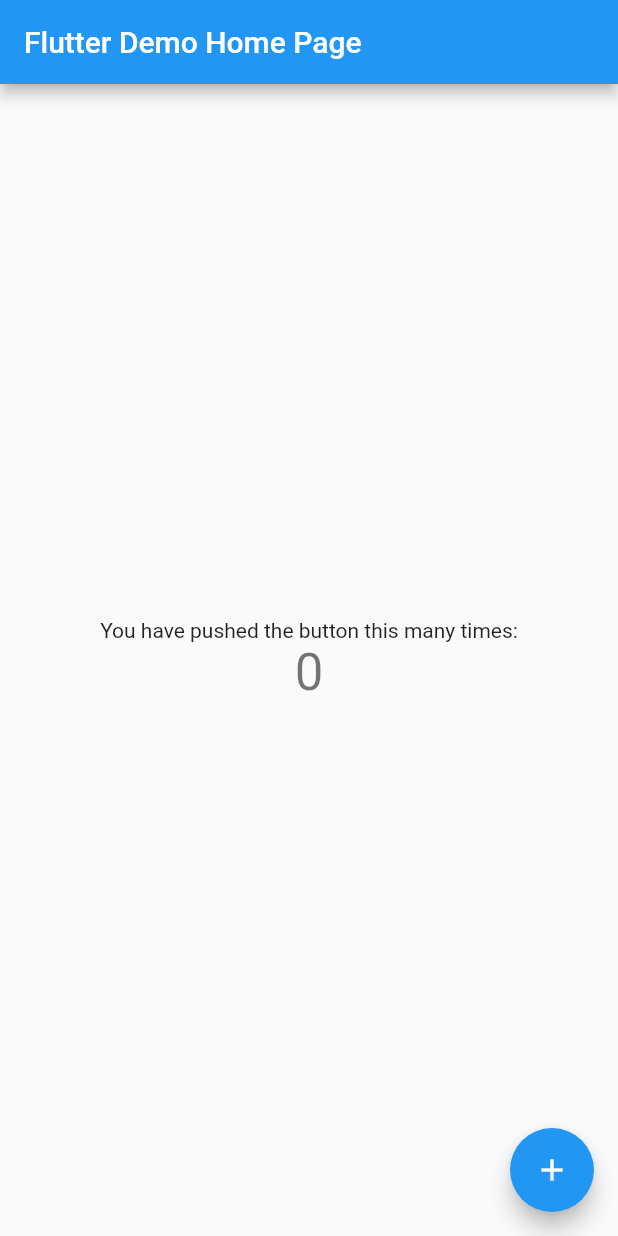
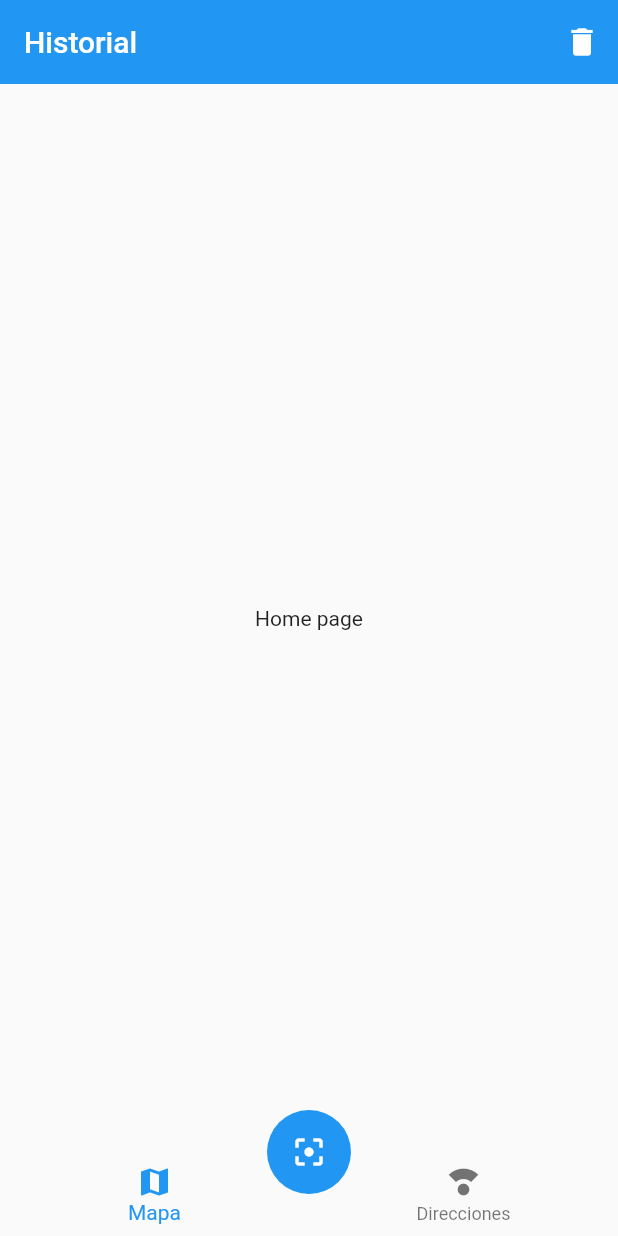
Before and after one commit to MiguelHL/Flutter, a Flutter app: the screen it shows after launch, on a phone screen of 412 x 824 dp. Run offline on Flutter 3.47's test engine with Material 2 defaults, Android fonts, the phone set to English and light mode, and no system bars.

Commit message:
add design of PageHome

```diff
--- a/lib/main.dart
+++ b/lib/main.dart
@@ -1,115 +1,21 @@
 import 'package:flutter/material.dart';
+import 'package:qr_reader/pages/home_page.dart';
+import 'package:qr_reader/pages/mapa_page.dart';
 
-void main() {
-  runApp(const MyApp());
-}
+void main() => runApp(MyApp());
 
 class MyApp extends StatelessWidget {
-  const MyApp({Key? key}) : super(key: key);
 
-  // This widget is the root of your application.
   @override
   Widget build(BuildContext context) {
-    return MaterialApp(
-      title: 'Flutter Demo',
-      theme: ThemeData(
-        // This is the theme of your application.
-        //
-        // Try running your application with "flutter run". You'll see the
-        // application has a blue toolbar. Then, without quitting the app, try
-        // changing the primarySwatch below to Colors.green and then invoke
-        // "hot reload" (press "r" in the console where you ran "flutter run",
-        // or simply save your changes to "hot reload" in a Flutter IDE).
-        // Notice that the counter didn't reset back to zero; the application
-        // is not restarted.
-        primarySwatch: Colors.blue,
-      ),
-      home: const MyHomePage(title: 'Flutter Demo Home Page'),
+    return  MaterialApp(
+      debugShowCheckedModeBanner: false,
+      title: 'QR READER',
+      initialRoute: 'home',
+      routes: {
+        'home': ( _)=> const HomePage(),
+        'mapa':(_)=> const MapaPage()
+      },
     );
   }
 }
-
-class MyHomePage extends StatefulWidget {
-  const MyHomePage({Key? key, required this.title}) : super(key: key);
-
-  // This widget is the home page of your application. It is stateful, meaning
-  // that it has a State object (defined below) that contains fields that affect
-  // how it looks.
-
-  // This class is the configuration for the state. It holds the values (in this
-  // case the title) provided by the parent (in this case the App widget) and
-  // used by the build method of the State. Fields in a Widget subclass are
-  // always marked "final".
-
-  final String title;
-
-  @override
-  State<MyHomePage> createState() => _MyHomePageState();
-}
-
-class _MyHomePageState extends State<MyHomePage> {
-  int _counter = 0;
-
-  void _incrementCounter() {
-    setState(() {
-      // This call to setState tells the Flutter framework that something has
-      // changed in this State, which causes it to rerun the build method below
-      // so that the display can reflect the updated values. If we changed
-      // _counter without calling setState(), then the build method would not be
-      // called again, and so nothing would appear to happen.
-      _counter++;
-    });
-  }
-
-  @override
-  Widget build(BuildContext context) {
-    // This method is rerun every time setState is called, for instance as done
-    // by the _incrementCounter method above.
-    //
-    // The Flutter framework has been optimized to make rerunning build methods
-    // fast, so that you can just rebuild anything that needs updating rather
-    // than having to individually change instances of widgets.
-    return Scaffold(
-      appBar: AppBar(
-        // Here we take the value from the MyHomePage object that was created by
-        // the App.build method, and use it to set our appbar title.
-        title: Text(widget.title),
-      ),
-      body: Center(
-        // Center is a layout widget. It takes a single child and positions it
-        // in the middle of the parent.
-        child: Column(
-          // Column is also a layout widget. It takes a list of children and
-          // arranges them vertically. By default, it sizes itself to fit its
-          // children horizontally, and tries to be as tall as its parent.
-          //
-          // Invoke "debug painting" (press "p" in the console, choose the
-          // "Toggle Debug Paint" action from the Flutter Inspector in Android
-          // Studio, or the "Toggle Debug Paint" command in Visual Studio Code)
-          // to see the wireframe for each widget.
-          //
-          // Column has various properties to control how it sizes itself and
-          // how it positions its children. Here we use mainAxisAlignment to
-          // center the children vertically; the main axis here is the vertical
-          // axis because Columns are vertical (the cross axis would be
-          // horizontal).
-          mainAxisAlignment: MainAxisAlignment.center,
-          children: <Widget>[
-            const Text(
-              'You have pushed the button this many times:',
-            ),
-            Text(
-              '$_counter',
-              style: Theme.of(context).textTheme.headline4,
-            ),
-          ],
-        ),
-      ),
-      floatingActionButton: FloatingActionButton(
-        onPressed: _incrementCounter,
-        tooltip: 'Increment',
-        child: const Icon(Icons.add),
-      ), // This trailing comma makes auto-formatting nicer for build methods.
-    );
-  }
-}
--- /dev/null
+++ b/lib/pages/home_page.dart
@@ -0,0 +1,26 @@
+import 'package:flutter/material.dart';
+import 'package:qr_reader/widgets/custom_navigator.dart';
+import 'package:qr_reader/widgets/scan_button.dart';
+
+class HomePage extends StatelessWidget {
+  const HomePage({Key? key}) : super(key: key);
+
+  @override
+  Widget build(BuildContext context) {
+    return Scaffold(
+      appBar: AppBar(
+        elevation: 0,
+        title: const Text('Historial'),
+        actions: [
+          IconButton(onPressed: (){}, icon: const Icon(Icons.delete))
+        ],
+      ),
+      body: const Center(
+        child: Text('Home page'),
+      ),
+      bottomNavigationBar: const CustomNavigationBar(),
+      floatingActionButton: const  ScanButton(),
+      floatingActionButtonLocation: FloatingActionButtonLocation.centerDocked,
+    );
+  }
+}
--- /dev/null
+++ b/lib/pages/mapa_page.dart
@@ -0,0 +1,14 @@
+import 'package:flutter/material.dart';
+
+class MapaPage extends StatelessWidget {
+  const MapaPage({Key? key}) : super(key: key);
+
+  @override
+  Widget build(BuildContext context) {
+    return const Scaffold(
+      body: Center(
+        child: Text('Mapa page'),
+      ),
+    );
+  }
+}
--- /dev/null
+++ b/lib/widgets/custom_navigator.dart
@@ -0,0 +1,23 @@
+import 'package:flutter/material.dart';
+
+class CustomNavigationBar extends StatelessWidget {
+  const CustomNavigationBar({ Key? key }) : super(key: key);
+
+  @override
+  Widget build(BuildContext context) {
+    return BottomNavigationBar(
+      elevation: 0,
+      currentIndex: 0,
+      items: const [
+        BottomNavigationBarItem(
+          icon: Icon(Icons.map),
+          label: 'Mapa'
+        ),
+        BottomNavigationBarItem(
+          icon: Icon(Icons.compass_calibration),
+          label: 'Direcciones'
+        ),
+      ],
+    );
+  }
+}
--- /dev/null
+++ b/lib/widgets/scan_button.dart
@@ -0,0 +1,15 @@
+import 'package:flutter/material.dart';
+
+class ScanButton extends StatelessWidget {
+
+  const ScanButton({Key? key}) : super(key: key);
+
+  @override
+  Widget build(BuildContext context) {
+    return FloatingActionButton(
+      elevation: 0,
+      child: const Icon(Icons.filter_center_focus),
+      onPressed: (){}
+      );
+  }
+}
```
Also changed, not shown: 1 other file.
